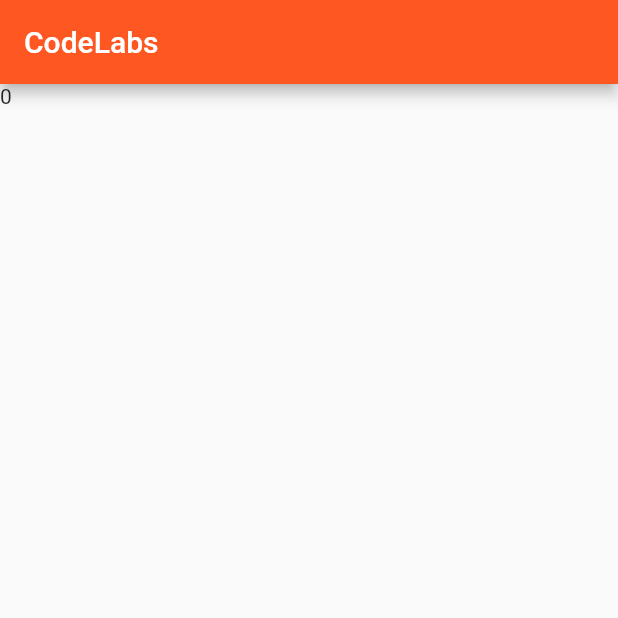
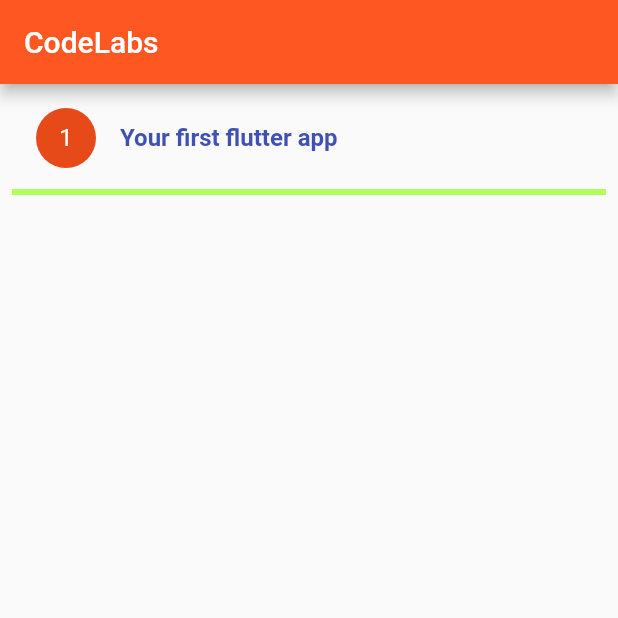
Before and after one commit to cicelcup/Flutter_Learning_CodeLabs, a Flutter app: the screen it shows after launch, on a phone screen of 412 x 824 dp, the top half of it. Run offline on Flutter 3.47's test engine with Material 2 defaults, Android fonts, the phone set to English and light mode, and no system bars.

Commit message:
Create codeLab List in Main Screen

```diff
--- a/lib/general/app_colors.dart
+++ b/lib/general/app_colors.dart
@@ -3,4 +3,6 @@ import 'package:flutter/material.dart';
 //Colors of the app
 class AppColors {
   static const Color primarySwatch = Colors.deepOrange;
+  static const Color accent = Colors.indigo;
+  static const Color secondaryColor = Colors.lightGreenAccent;
 }
--- /dev/null
+++ b/lib/general/app_dimensions.dart
@@ -0,0 +1,10 @@
+import 'package:flutter/material.dart';
+
+//Dimensions of the app
+class AppDimensions {
+  /*Theme*/
+  static const dividerThickness = 4.0;
+
+  /*Main Screen*/
+  static final listPadding = const EdgeInsets.all(8.0);
+}
--- a/lib/general/app_theme.dart
+++ b/lib/general/app_theme.dart
@@ -1,8 +1,20 @@
 import 'package:flutter/material.dart';
 import 'package:fluttercodelabs/general/app_colors.dart';
+import 'package:fluttercodelabs/general/app_dimensions.dart';
 
 //Themes of the app
 ThemeData getMainAppTheme() => ThemeData(
       primarySwatch: AppColors.primarySwatch,
+      accentColor: AppColors.accent,
       visualDensity: VisualDensity.adaptivePlatformDensity,
+      dividerTheme: DividerThemeData(
+        color: AppColors.secondaryColor,
+        thickness: AppDimensions.dividerThickness,
+      ),
+      textTheme: TextTheme(
+        subtitle1: TextStyle(
+          color: AppColors.accent,
+          fontWeight: FontWeight.bold,
+        ),
+      ),
     );
--- a/lib/main/main_screen.dart
+++ b/lib/main/main_screen.dart
@@ -1,4 +1,5 @@
 import 'package:flutter/material.dart';
+import 'package:fluttercodelabs/general/app_dimensions.dart';
 import 'package:fluttercodelabs/general/app_strings_i18n.dart';
 import 'package:fluttercodelabs/main/data/codelabs_list.dart';
 
@@ -8,13 +9,29 @@ class MainScreen extends StatelessWidget {
   Widget build(BuildContext context) {
     return Scaffold(
       appBar: AppBar(
-        title: Text(AppStringsI18N.mainScreenAppBarTitle),
+        title: const Text(AppStringsI18N.mainScreenAppBarTitle),
       ),
-      body: ListView.builder(
-          itemCount: codeLabsList.length,
-          itemBuilder: (_, index) {
-            return Text(index.toString());
-          }),
+      body: Padding(
+        padding: AppDimensions.listPadding,
+        child: ListView.builder(
+            itemCount: codeLabsList.length,
+            itemBuilder: (_, index) {
+              return Column(
+                children: [
+                  ListTile(
+                    leading: CircleAvatar(
+                      child: Text("${index + 1}"),
+                    ),
+                    title: Text(
+                      codeLabsList[index].title,
+                      style: Theme.of(context).textTheme.subtitle1,
+                    ),
+                  ),
+                  const Divider(),
+                ],
+              );
+            }),
+      ),
     );
   }
 }
```
